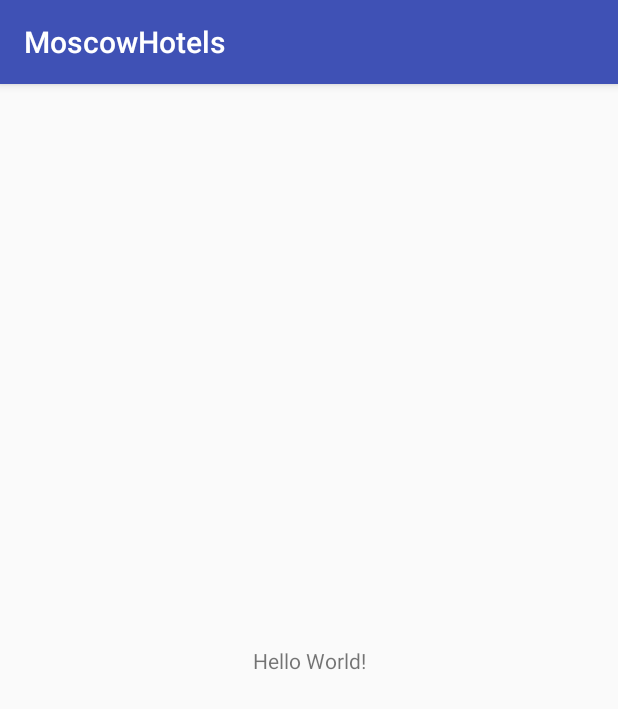
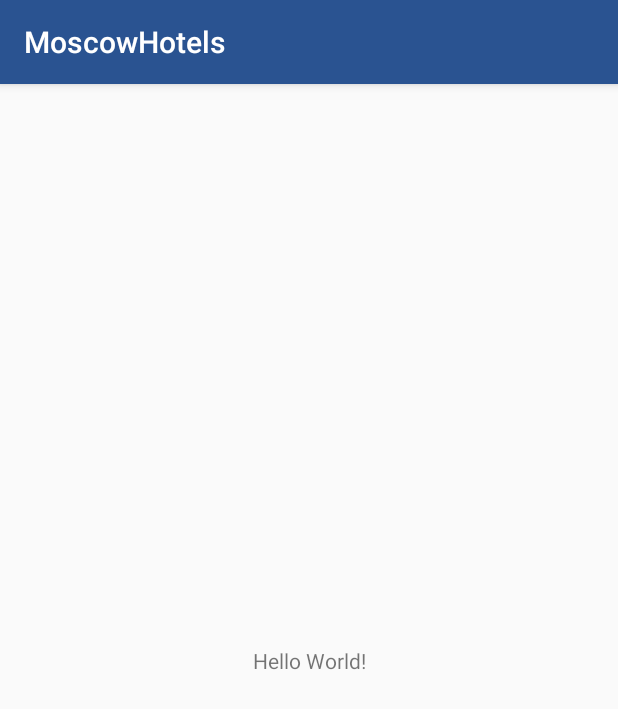
Before and after one commit to iamdmitryvolkov/MoscowHotels, an Android app: the screen it shows after launch (MainActivity), on a phone screen of 412 x 824 dp. Shown: the top 709 px of the screen. Run offline under Robolectric (Android 15) with nearby library versions, the phone set to English and light mode, and no system bars; 2 statements that could not run were skipped.

```diff
--- a/app/build.gradle
+++ b/app/build.gradle
@@ -31,6 +31,9 @@ dependencies {
     compile 'com.android.support:appcompat-v7:25.3.1'
     compile 'com.android.support.constraint:constraint-layout:1.0.2'
 
+    compile 'com.squareup.retrofit2:retrofit:2.1.0'
+    compile 'com.squareup.retrofit2:converter-gson:2.1.0'
+
     testCompile 'junit:junit:4.12'
     compile "org.jetbrains.kotlin:kotlin-stdlib-jre7:$kotlin_version"
 }
--- a/app/src/main/AndroidManifest.xml
+++ b/app/src/main/AndroidManifest.xml
@@ -3,6 +3,7 @@
     package="ru.indefinitedream.moscowhotels">
 
     <application
+        android:name=".MoscowHotelsApp"
         android:allowBackup="true"
         android:icon="@mipmap/ic_launcher"
         android:label="@string/app_name"
--- /dev/null
+++ b/app/src/main/kotlin/ru/indefinitedream/moscowhotels/MosApi.kt
@@ -0,0 +1,14 @@
+package ru.indefinitedream.moscowhotels
+
+import retrofit2.Call
+import retrofit2.http.GET
+import retrofit2.http.Path
+
+/**
+ * Retrofit api interface
+ */
+interface MosApi {
+
+    @GET("/users/{name}/repos")
+    fun getAll(@Path("name") user: String): Call<List<HotelModel>>
+}
--- /dev/null
+++ b/app/src/main/kotlin/ru/indefinitedream/moscowhotels/MoscowHotelsApp.kt
@@ -0,0 +1,35 @@
+package ru.indefinitedream.moscowhotels;
+
+import android.app.Application;
+
+import okhttp3.Cache
+import okhttp3.OkHttpClient
+import retrofit2.Retrofit
+import retrofit2.converter.gson.GsonConverterFactory
+
+private const val CACHE_SIZE : Long = 10 * 1024 * 1024
+private const val API_URL = "https://apidata.mos.ru/v1/datasets/2343/rows"
+
+/**
+ * Application object.
+ */
+class MoscowHotelsApp : Application() {
+
+    private var api : MosApi? = null
+
+    override fun onCreate() {
+        super.onCreate()
+
+        val client = OkHttpClient.Builder()
+                .cache(Cache(cacheDir, CACHE_SIZE))
+                .build()
+
+        val retrofit = Retrofit.Builder()
+                .baseUrl(API_URL)
+                .client(client)
+                .addConverterFactory(GsonConverterFactory.create())
+                .build()
+
+        api = retrofit.create(MosApi::class.java)
+    }
+}
--- a/app/src/main/res/values/colors.xml
+++ b/app/src/main/res/values/colors.xml
@@ -1,6 +1,6 @@
 <?xml version="1.0" encoding="utf-8"?>
 <resources>
-    <color name="colorPrimary">#3F51B5</color>
-    <color name="colorPrimaryDark">#303F9F</color>
-    <color name="colorAccent">#FF4081</color>
+    <color name="colorPrimary">#2a5391</color>
+    <color name="colorPrimaryDark">#1e3a63</color>
+    <color name="colorAccent">#ffb641</color>
 </resources>
```
Also changed, not shown: app/src/main/kotlin/ru/indefinitedream/moscowhotels/HotelModel.kt (added, +8 -0 lines), app/src/main/res/layout/hotel_item.xml (added, +48 -0 lines).
